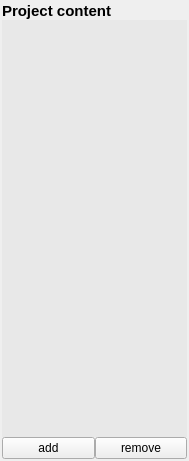
Old version of the form views/projectnavigator.ui in the repository bendalab/NixView.
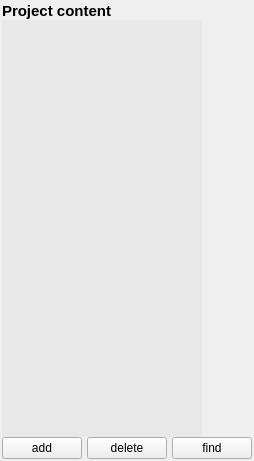
New version of the form.

Commit message: [project] removing files from project works

What changed in the file:
```diff
--- a/views/projectnavigator.ui
+++ b/views/projectnavigator.ui
@@ -90,6 +90,19 @@
      </item>
      <item>
       <layout class="QGridLayout" name="gridLayout">
+       <property name="horizontalSpacing">
+        <number>5</number>
+       </property>
+       <item row="0" column="2">
+        <widget class="QPushButton" name="remove_file_btn">
+         <property name="toolTip">
+          <string>remove file from project</string>
+         </property>
+         <property name="text">
+          <string>delete</string>
+         </property>
+        </widget>
+       </item>
        <item row="0" column="0">
         <widget class="QPushButton" name="add_file_btn">
          <property name="toolTip">
@@ -100,13 +113,10 @@
          </property>
         </widget>
        </item>
-       <item row="0" column="1">
-        <widget class="QPushButton" name="remove_file_btn">
-         <property name="toolTip">
-          <string>remove file from project</string>
-         </property>
+       <item row="0" column="3">
+        <widget class="QPushButton" name="find_btn">
          <property name="text">
-          <string>remove</string>
+          <string>find</string>
          </property>
         </widget>
        </item>
```
Left out of the diff: 17 changed lines with no effect on the pictures. The commit also changes 2 other files.
